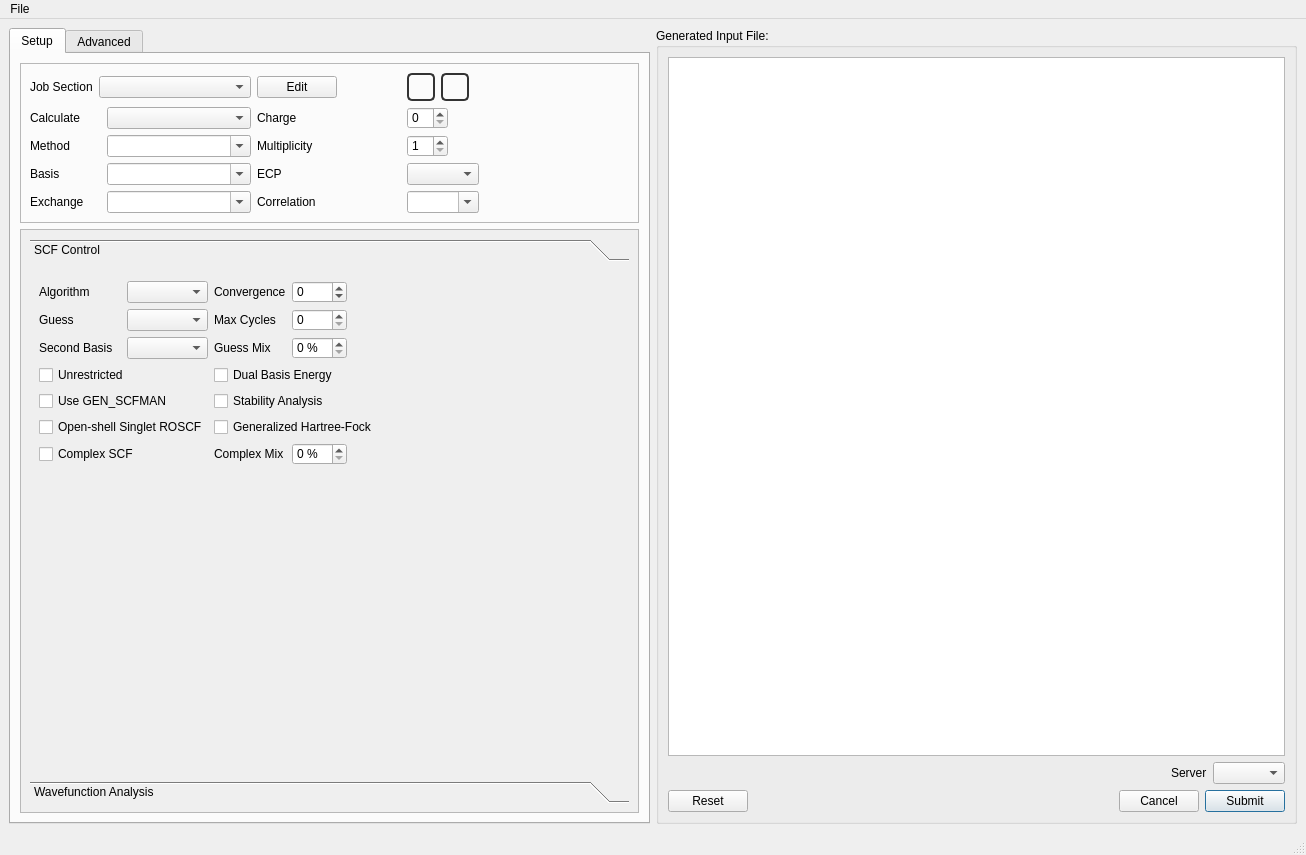
This is src/Qui/QuiMainWindow.ui in nutjunkie/IQmol3 as Qt 5 draws it before an edit. The edited form follows.
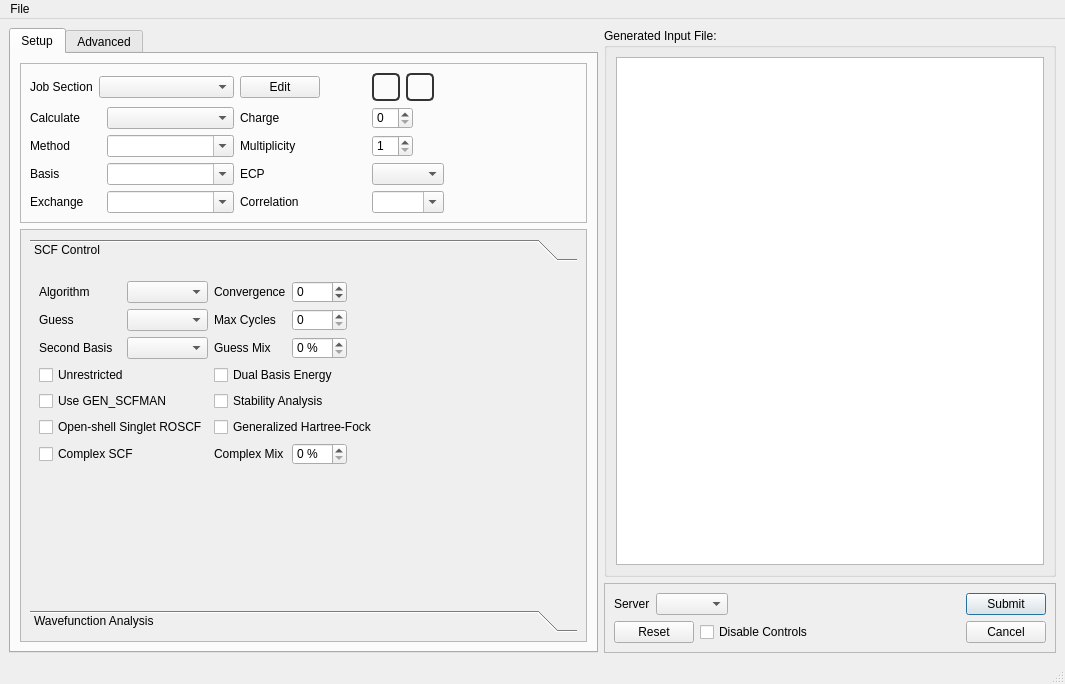
This is the edited form. Icons and pictures are not drawn.

Commit message: Disable QUI controls option and CC_TRANS_PROP fix

```diff
--- a/src/Qui/QuiMainWindow.ui
+++ b/src/Qui/QuiMainWindow.ui
@@ -6,8 +6,8 @@
    <rect>
     <x>0</x>
     <y>0</y>
-    <width>1306</width>
-    <height>855</height>
+    <width>1065</width>
+    <height>684</height>
    </rect>
   </property>
   <property name="windowTitle">
@@ -25,7 +25,7 @@
 }</string>
   </property>
   <widget class="QWidget" name="centralwidget">
-   <layout class="QHBoxLayout" name="horizontalLayout_3">
+   <layout class="QHBoxLayout" name="horizontalLayout_5">
     <item>
      <widget class="QTabWidget" name="setupTabWidget">
       <property name="sizePolicy">
@@ -446,8 +446,8 @@
             <rect>
              <x>0</x>
              <y>0</y>
-             <width>617</width>
-             <height>573</height>
+             <width>615</width>
+             <height>343</height>
             </rect>
            </property>
            <layout class="QVBoxLayout" name="verticalLayout_7">
@@ -467,8 +467,8 @@
                 <rect>
                  <x>0</x>
                  <y>0</y>
-                 <width>599</width>
-                 <height>489</height>
+                 <width>591</width>
+                 <height>249</height>
                 </rect>
                </property>
                <attribute name="label">
@@ -5542,6 +5542,8 @@
      </widget>
     </item>
     <item>
+     <layout class="QVBoxLayout" name="verticalLayout_31">
+      <item>
      <widget class="QGroupBox" name="previewOutput">
       <property name="sizePolicy">
        <sizepolicy hsizetype="Expanding" vsizetype="Expanding">
@@ -5586,21 +5588,20 @@
          </property>
         </widget>
        </item>
-       <item>
-        <layout class="QHBoxLayout">
-         <item>
-          <spacer>
-           <property name="orientation">
-            <enum>Qt::Horizontal</enum>
-           </property>
-           <property name="sizeHint" stdset="0">
-            <size>
-             <width>40</width>
-             <height>20</height>
-            </size>
-           </property>
-          </spacer>
-         </item>
+        </layout>
+       </widget>
+      </item>
+      <item>
+       <widget class="QFrame" name="frame_2">
+        <property name="frameShape">
+         <enum>QFrame::StyledPanel</enum>
+        </property>
+        <property name="frameShadow">
+         <enum>QFrame::Raised</enum>
+        </property>
+        <layout class="QVBoxLayout" name="verticalLayout_30">
+         <item>
+          <layout class="QHBoxLayout">
          <item>
           <widget class="QLabel" name="label_5">
            <property name="text">
@@ -5611,25 +5612,11 @@
          <item>
           <widget class="QComboBox" name="serverCombo"/>
          </item>
-        </layout>
-       </item>
-       <item>
-        <layout class="QHBoxLayout">
-         <item>
-          <widget class="QPushButton" name="resetButton">
-           <property name="text">
-            <string>Reset</string>
-           </property>
-          </widget>
-         </item>
          <item>
           <spacer>
            <property name="orientation">
             <enum>Qt::Horizontal</enum>
            </property>
-           <property name="sizeType">
-            <enum>QSizePolicy::MinimumExpanding</enum>
-           </property>
            <property name="sizeHint" stdset="0">
             <size>
              <width>40</width>
@@ -5638,13 +5625,6 @@
            </property>
           </spacer>
          </item>
-         <item>
-          <widget class="QPushButton" name="cancelButton">
-           <property name="text">
-            <string>Cancel</string>
-           </property>
-          </widget>
-         </item>
          <item>
           <widget class="QPushButton" name="submitButton">
            <property name="text">
@@ -5660,8 +5640,48 @@
          </item>
         </layout>
        </item>
-      </layout>
-     </widget>
+         <item>
+          <layout class="QHBoxLayout" name="horizontalLayout_3">
+           <item>
+            <widget class="QPushButton" name="resetButton">
+             <property name="text">
+              <string>Reset</string>
+             </property>
+            </widget>
+           </item>
+           <item>
+            <widget class="QCheckBox" name="disableControlsButton">
+             <property name="text">
+              <string>Disable Controls</string>
+             </property>
+            </widget>
+           </item>
+           <item>
+            <spacer name="horizontalSpacer_14">
+             <property name="orientation">
+              <enum>Qt::Horizontal</enum>
+             </property>
+             <property name="sizeHint" stdset="0">
+              <size>
+               <width>40</width>
+               <height>20</height>
+              </size>
+             </property>
+            </spacer>
+           </item>
+           <item>
+            <widget class="QPushButton" name="cancelButton">
+             <property name="text">
+              <string>Cancel</string>
+             </property>
+            </widget>
+           </item>
+          </layout>
+         </item>
+        </layout>
+       </widget>
+      </item>
+     </layout>
     </item>
    </layout>
   </widget>
@@ -5670,8 +5690,8 @@
     <rect>
      <x>0</x>
      <y>0</y>
-     <width>1306</width>
-     <height>21</height>
+     <width>1065</width>
+     <height>24</height>
     </rect>
    </property>
    <widget class="QMenu" name="menuFile">
```
Left out of the diff: 7 changed lines with no effect on the pictures. Lines whose indentation alone changed are shown as unchanged. The commit also changes 6 other files.
